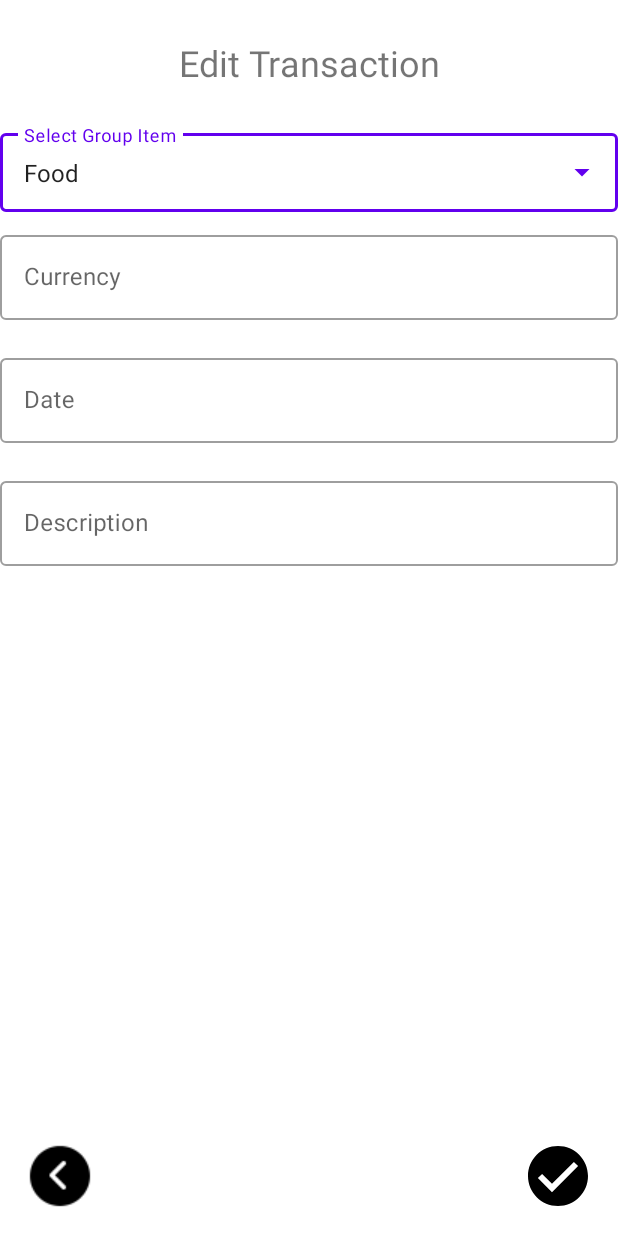
After one commit to Thuancvce150378/Dteam_Android_DPots, an Android app: the layout activity_edit_transaction.xml on its own in the app's theme, with its tools: preview values and no code run, on a phone screen of 412 x 824 dp. The commit adds this screen. Run offline under Robolectric (Android 15) with nearby library versions, the phone set to English and light mode, and no system bars.

Commit message:
upload edit transaction page

```diff
--- a/app/src/main/AndroidManifest.xml
+++ b/app/src/main/AndroidManifest.xml
@@ -1,7 +1,7 @@
 <?xml version="1.0" encoding="utf-8"?>
 <manifest xmlns:android="http://schemas.android.com/apk/res/android"
     xmlns:tools="http://schemas.android.com/tools"
-    package="com.example.dteam_android_dia" >
+    package="com.example.dteam_android_dia">
 
     <application
         android:allowBackup="true"
@@ -11,7 +11,10 @@
         android:label="@string/app_name"
         android:supportsRtl="true"
         android:theme="@style/Theme.Dteam_Android_DIA"
-        tools:targetApi="31" >
+        tools:targetApi="31">
+        <activity
+            android:name=".edit_transaction"
+            android:exported="false" />
         <activity
             android:name=".Plan"
             android:exported="false">
@@ -30,7 +33,7 @@
             android:exported="false" />
         <activity
             android:name=".AddTransaction"
-            android:exported="false" >
+            android:exported="false">
             <meta-data
                 android:name="android.app.lib_name"
                 android:value="" />
@@ -52,7 +55,7 @@
             android:exported="false" />
         <activity
             android:name=".SplashActivity"
-            android:exported="true" >
+            android:exported="true">
             <intent-filter>
                 <action android:name="android.intent.action.MAIN" />
 
--- a/app/src/main/java/com/example/dteam_android_dia/MainActivity.java
+++ b/app/src/main/java/com/example/dteam_android_dia/MainActivity.java
@@ -13,7 +13,7 @@ public class MainActivity extends AppCompatActivity {
         if(true)//check user have been value for income
         {
 //            setContentView(R.layout.activity_home);
-             Intent intent = new Intent(MainActivity.this, total_history.class);
+             Intent intent = new Intent(MainActivity.this, edit_transaction.class);
              startActivity(intent);
         }
         else
--- /dev/null
+++ b/app/src/main/java/com/example/dteam_android_dia/edit_transaction.java
@@ -0,0 +1,35 @@
+package com.example.dteam_android_dia;
+
+import androidx.appcompat.app.AppCompatActivity;
+
+import android.os.Bundle;
+import android.view.View;
+import android.widget.AdapterView;
+import android.widget.ArrayAdapter;
+import android.widget.AutoCompleteTextView;
+import android.widget.Toast;
+
+public class edit_transaction extends AppCompatActivity {
+
+    String items[] = {"Food", "Transportation", "Home Maintenance", "Medical", "Personal Items", "Home Service","Makeup", "Fun Money"};
+    AutoCompleteTextView autoCompleteTxt;
+    ArrayAdapter<String> adapterItems;
+    @Override
+    protected void onCreate(Bundle savedInstanceState) {
+        super.onCreate(savedInstanceState);
+        setContentView(R.layout.activity_edit_transaction);
+
+        autoCompleteTxt = findViewById(R.id.autoCompleteTextView);
+
+        adapterItems = new ArrayAdapter<String>(this, R.layout.dropdown_groupitem, items);
+        autoCompleteTxt.setAdapter(adapterItems);
+
+        autoCompleteTxt.setOnItemClickListener(new AdapterView.OnItemClickListener() {
+            @Override
+            public void onItemClick(AdapterView<?> adapterView, View view, int i, long l) {
+                String item = adapterView.getItemAtPosition(i).toString();
+                Toast.makeText(getApplicationContext(), "Item: " + item, Toast.LENGTH_SHORT).show();
+            }
+        });
+    }
+}
--- /dev/null
+++ b/app/src/main/res/layout/activity_edit_transaction.xml
@@ -0,0 +1,152 @@
+<?xml version="1.0" encoding="utf-8"?>
+<androidx.constraintlayout.widget.ConstraintLayout xmlns:android="http://schemas.android.com/apk/res/android"
+    xmlns:app="http://schemas.android.com/apk/res-auto"
+    xmlns:tools="http://schemas.android.com/tools"
+    android:layout_width="match_parent"
+    android:layout_height="match_parent"
+    tools:context=".edit_transaction">
+
+    <TextView
+        android:id="@+id/textView2"
+        android:layout_width="wrap_content"
+        android:layout_height="wrap_content"
+        android:layout_marginStart="50dp"
+        android:layout_marginTop="25dp"
+        android:layout_marginEnd="50dp"
+        android:text="Edit Transaction"
+        android:textSize="24sp"
+        app:layout_constraintEnd_toEndOf="parent"
+        app:layout_constraintStart_toStartOf="parent"
+        app:layout_constraintTop_toTopOf="parent" />
+
+    <LinearLayout
+        android:id="@+id/linearLayout2"
+        android:layout_width="0dp"
+        android:layout_height="0dp"
+        android:layout_marginTop="25dp"
+        android:layout_marginBottom="100dp"
+        android:orientation="vertical"
+        app:layout_constraintBottom_toBottomOf="parent"
+        app:layout_constraintEnd_toEndOf="parent"
+        app:layout_constraintStart_toStartOf="parent"
+        app:layout_constraintTop_toBottomOf="@+id/textView2">
+
+
+        <LinearLayout
+            android:layout_width="match_parent"
+            android:layout_height="wrap_content"
+            android:orientation="vertical">
+
+            <com.google.android.material.textfield.TextInputLayout
+                android:layout_width="match_parent"
+                android:layout_height="match_parent"
+                android:hint="Select Group Item"
+                style="@style/Widget.MaterialComponents.TextInputLayout.OutlinedBox.ExposedDropdownMenu"
+                >
+
+                <AutoCompleteTextView
+                    android:id="@+id/autoCompleteTextView"
+                    android:layout_width="match_parent"
+                    android:layout_height="wrap_content"
+                    android:text="Food"
+                    android:inputType="none"
+                    android:padding="15dp"
+                    />
+
+            </com.google.android.material.textfield.TextInputLayout>
+        </LinearLayout>
+
+        <LinearLayout
+            android:layout_width="match_parent"
+            android:layout_height="wrap_content"
+            android:orientation="vertical"
+            android:layout_marginTop="10dp"
+            android:layout_marginBottom="10dp"
+            >
+
+            <com.google.android.material.textfield.TextInputLayout
+                style="@style/Widget.MaterialComponents.TextInputLayout.OutlinedBox"
+                android:layout_width="match_parent"
+                android:layout_height="match_parent"
+                android:hint="Currency">
+
+                <com.google.android.material.textfield.TextInputEditText
+                    android:id="@+id/txtEditCurrencyInput"
+                    android:layout_width="match_parent"
+                    android:layout_height="match_parent"
+                    android:inputType="number" />
+            </com.google.android.material.textfield.TextInputLayout>
+        </LinearLayout>
+
+        <LinearLayout
+            android:layout_width="match_parent"
+            android:layout_height="wrap_content"
+            android:orientation="vertical"
+            android:layout_marginTop="10dp"
+            android:layout_marginBottom="10dp"
+            >
+
+            <com.google.android.material.textfield.TextInputLayout
+                android:hint="Date"
+                style="@style/Widget.MaterialComponents.TextInputLayout.OutlinedBox"
+                android:layout_width="match_parent"
+                android:layout_height="wrap_content"
+                >
+
+                <com.google.android.material.textfield.TextInputEditText
+                   android:id="@+id/txtEditDateInput"
+                    android:layout_width="match_parent"
+                    android:layout_height="match_parent"
+                    android:inputType="date"
+                    />
+            </com.google.android.material.textfield.TextInputLayout>
+        </LinearLayout>
+
+
+        <LinearLayout
+            android:layout_width="match_parent"
+            android:layout_height="wrap_content"
+            android:layout_marginTop="10dp"
+            android:layout_marginBottom="10dp"
+            >
+
+            <com.google.android.material.textfield.TextInputLayout
+                style="@style/Widget.MaterialComponents.TextInputLayout.OutlinedBox"
+                android:layout_width="match_parent"
+                android:layout_height="match_parent"
+                android:hint="Description">
+
+                <com.google.android.material.textfield.TextInputEditText
+                    android:id="@+id/txtDescriptionInput"
+                    android:layout_width="match_parent"
+                    android:layout_height="match_parent"/>
+            </com.google.android.material.textfield.TextInputLayout>
+        </LinearLayout>
+    </LinearLayout>
+
+    <ImageButton
+        android:id="@+id/btnOk"
+        android:layout_width="48dp"
+        android:layout_height="48dp"
+        android:layout_marginEnd="16dp"
+        android:layout_marginBottom="16dp"
+        android:adjustViewBounds="true"
+        android:backgroundTint="#00FFFFFF"
+        android:contentDescription="OK"
+        android:scaleType="center"
+        android:src="@drawable/ok"
+        app:layout_constraintBottom_toBottomOf="parent"
+        app:layout_constraintEnd_toEndOf="parent" />
+
+    <ImageButton
+        android:id="@+id/btnBack"
+        android:layout_width="wrap_content"
+        android:layout_height="wrap_content"
+        android:layout_marginStart="16dp"
+        android:layout_marginBottom="16dp"
+        android:background="#00FFFFFF"
+        android:contentDescription="Back"
+        app:layout_constraintBottom_toBottomOf="parent"
+        app:layout_constraintStart_toStartOf="parent"
+        app:srcCompat="@drawable/back_page" />
+</androidx.constraintlayout.widget.ConstraintLayout>
--- a/app/src/main/res/values/colors.xml
+++ b/app/src/main/res/values/colors.xml
@@ -6,5 +6,7 @@
     <color name="teal_200">#FF03DAC5</color>
     <color name="teal_700">#FF018786</color>
     <color name="black">#FF000000</color>
-    <color name="white">#FFFFFFFF</color>
+    <color name="red">#FF0000</color>
+    <color name="white">#FFFFFF</color>
+
 </resources>
--- a/app/src/main/res/values/strings.xml
+++ b/app/src/main/res/values/strings.xml
@@ -13,4 +13,5 @@
         Lorem Ipsum is simply dummy text of the printing and typesetting industry. Lorem Ipsum has been the industry\'s standard dummy text ever since the 1500s, when an unknown printer took a galley of type and scrambled it to make a type specimen book. It has survived not only five centuries, but also the leap into electronic typesetting, remaining essentially unchanged.
     </string>
 
+<!--    <string-array name="groupItem"></string-array>-->
 </resources>
```
